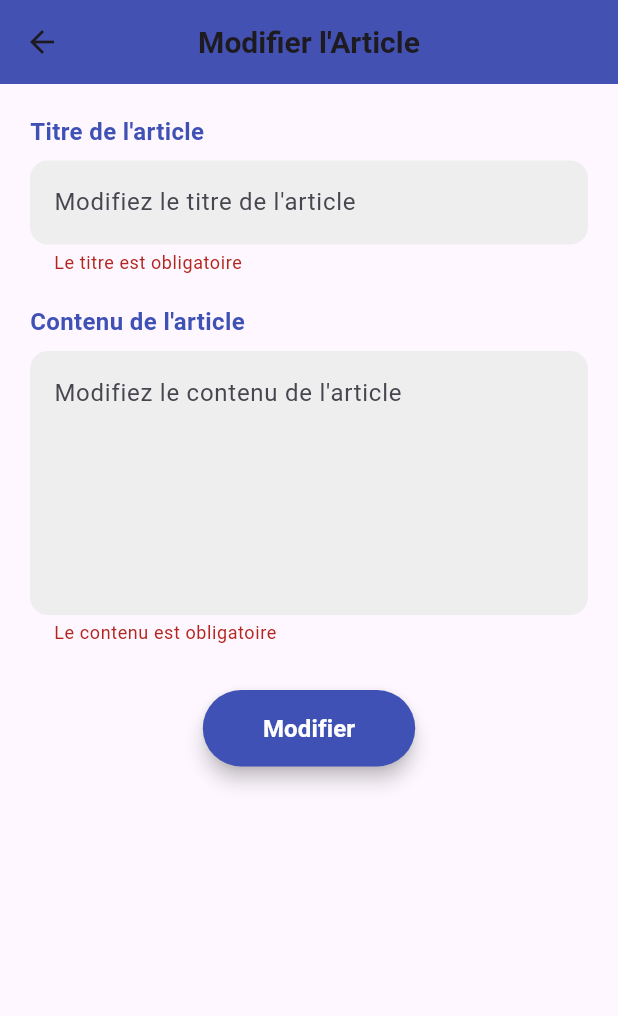
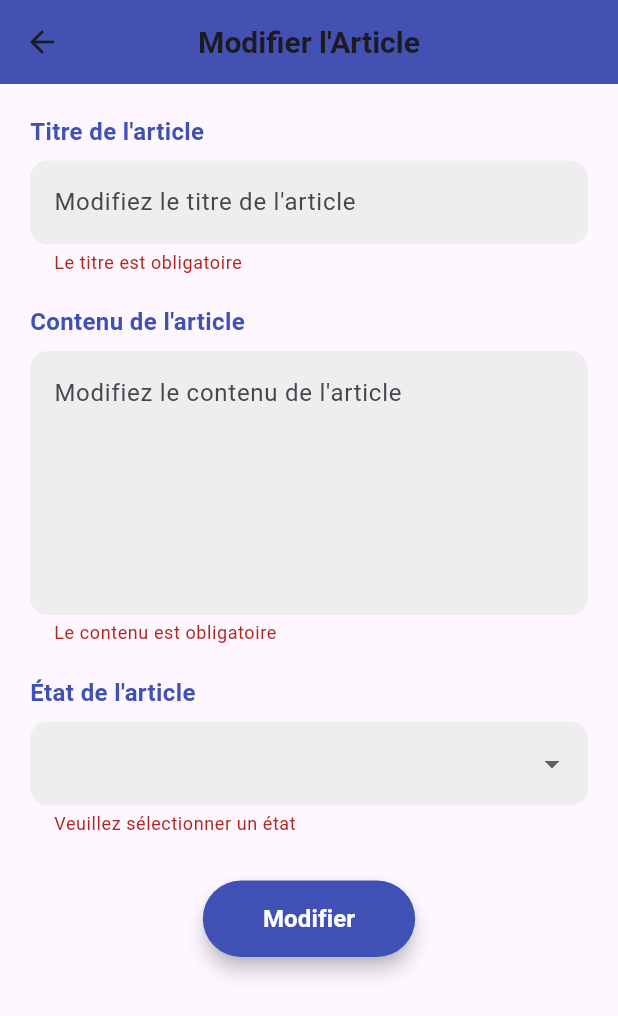
Before and after one commit to dr-ahmedsejad/flutter_django_mysql, a Flutter app: the ModifierArticleScreen screen opened directly with empty values, after a tap on "Modifier", on a phone screen of 412 x 824 dp. Shown: the top 1016 px of the screen. Run offline on Flutter 3.47's test engine with Material 3 defaults, Android fonts, the phone set to English and light mode, and no system bars; network calls fail.

Commit message:
Verion 27-01-2025

```diff
--- a/lib/ModifierArticleScreen.dart
+++ b/lib/ModifierArticleScreen.dart
@@ -1,4 +1,3 @@
-import 'dart:convert';
 import 'package:flutter/material.dart';
 import 'package:flutter_django_mysql/ServiceArticle.dart';
 
@@ -6,11 +5,13 @@ class ModifierArticleScreen extends StatefulWidget {
   final int id;
   final String titre;
   final String contenu;
+  final String etat;
 
   ModifierArticleScreen({
     required this.id,
     required this.titre,
     required this.contenu,
+    required this.etat,
   });
 
   @override
@@ -21,6 +22,8 @@ class _ModifierArticleScreenState extends State<ModifierArticleScreen> {
   final _formKey = GlobalKey<FormState>();
   late TextEditingController _titreController;
   late TextEditingController _contenuController;
+  String _selectedEtat = ''; // État sélectionné
+  final List<String> _etatOptions = ['En attente', 'Validé']; // Options d'état
   ServiceArticle ServArticle = ServiceArticle();
 
   @override
@@ -28,6 +31,7 @@ class _ModifierArticleScreenState extends State<ModifierArticleScreen> {
     super.initState();
     _titreController = TextEditingController(text: widget.titre);
     _contenuController = TextEditingController(text: widget.contenu);
+    _selectedEtat = widget.etat;
   }
 
   @override
@@ -112,6 +116,44 @@ class _ModifierArticleScreenState extends State<ModifierArticleScreen> {
                   return null;
                 },
               ),
+              SizedBox(height: 20),
+              Text(
+                "État de l'article",
+                style: TextStyle(
+                  fontWeight: FontWeight.bold,
+                  fontSize: 16,
+                  color: Colors.indigo,
+                ),
+              ),
+              SizedBox(height: 8),
+              DropdownButtonFormField<String>(
+                value: _selectedEtat,
+                decoration: InputDecoration(
+                  filled: true,
+                  fillColor: Colors.grey[200],
+                  border: OutlineInputBorder(
+                    borderRadius: BorderRadius.circular(12),
+                    borderSide: BorderSide.none,
+                  ),
+                ),
+                items: _etatOptions.map((String etat) {
+                  return DropdownMenuItem<String>(
+                    value: etat,
+                    child: Text(etat),
+                  );
+                }).toList(),
+                onChanged: (String? newValue) {
+                  setState(() {
+                    _selectedEtat = newValue!;
+                  });
+                },
+                validator: (value) {
+                  if (value == null || value.isEmpty) {
+                    return "Veuillez sélectionner un état";
+                  }
+                  return null;
+                },
+              ),
               SizedBox(height: 30),
               Center(
                 child: ElevatedButton(
@@ -121,6 +163,7 @@ class _ModifierArticleScreenState extends State<ModifierArticleScreen> {
                         widget.id,
                         _titreController.text,
                         _contenuController.text,
+                        _selectedEtat,
                       );
                       if (resultat == true) {
                         ScaffoldMessenger.of(context).showSnackBar(
--- a/lib/ServiceArticle.dart
+++ b/lib/ServiceArticle.dart
@@ -33,11 +33,11 @@ class ServiceArticle {
 
 
   /// Modifier un article existant
-  Future<bool> modifierArticle(int id, String titre, String contenu) async {
+  Future<bool> modifierArticle(int id, String titre, String contenu, String etat) async {
     final response = await http.put(
       Uri.parse("$urlBase/articles/$id/"),
       headers: {"Content-Type": "application/json"},
-      body: json.encode({"titre": titre, "contenu": contenu}),
+      body: json.encode({"titre": titre, "contenu": contenu,"etat":etat}),
     );
     if (response.statusCode == 200) {
       // Succès
--- a/lib/main.dart
+++ b/lib/main.dart
@@ -165,7 +165,7 @@ class _EtatListeArticles extends State<ListeArticles> {
                     onPressed: () {
                       Navigator.push(
                         context,
-                        MaterialPageRoute(builder: (context) => ModifierArticleScreen(id: article['id'], titre: article['titre'], contenu: article['contenu'])),
+                        MaterialPageRoute(builder: (context) => ModifierArticleScreen(id: article['id'], titre: article['titre'], contenu: article['contenu'], etat: article['etat'])),
                       ).then((value) {
                         if (value == true) {
                           _recupererArticles();
@@ -178,7 +178,7 @@ class _EtatListeArticles extends State<ListeArticles> {
                     onPressed: () => _supprimerArticle(article['id']),
                   ),
                   // Afficher une icône en fonction de l'état de l'article
-                  article['etat'] == 'EN_ATTENTE'
+                  article['etat'] == 'En attente'
                       ? Icon(Icons.hourglass_empty, color: Colors.orange)
                       : Icon(Icons.check_circle, color: Colors.green),
                 ],
```
